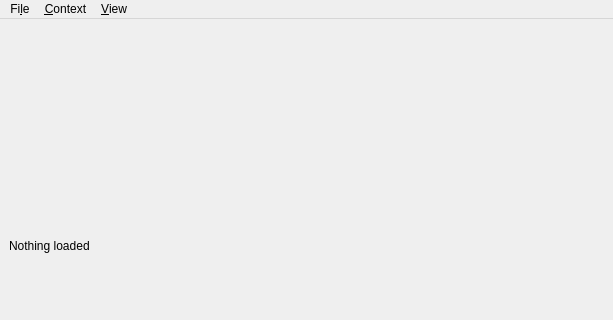
Old version of the form studio/main_window.ui in the repository caryoscelus/rainynite-studio; both pictures show x 0 to 613 and y 0 to 320 of the 613 by 495 pixel window.
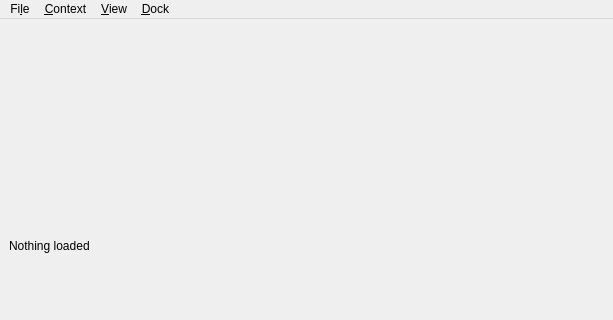
New version of the form. Icons and pictures are not drawn.

Commit message: Dummy time dock

Patch:
```diff
--- a/studio/main_window.ui
+++ b/studio/main_window.ui
@@ -52,9 +52,16 @@
     </property>
     <addaction name="action_redraw"/>
    </widget>
+   <widget class="QMenu" name="menu_dock">
+    <property name="title">
+     <string>&amp;Dock</string>
+    </property>
+    <addaction name="action_time_dock"/>
+   </widget>
    <addaction name="menu_file"/>
    <addaction name="menu_context"/>
    <addaction name="menu_view"/>
+   <addaction name="menu_dock"/>
   </widget>
   <widget class="QStatusBar" name="statusbar"/>
   <action name="action_quit">
```
Left out of the diff: 5 changed lines with no effect on the pictures. The commit also changes 5 other files.
